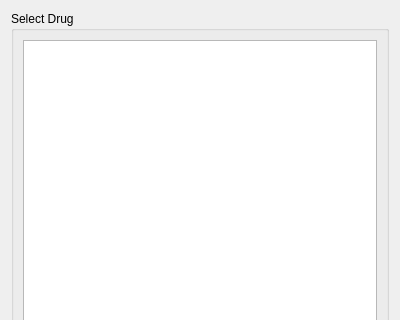
Old version of the form drugselectiondialog.ui in the repository johanneslochmann/datacollector; both pictures show x 0 to 400 and y 0 to 320 of the 400 by 526 pixel window.
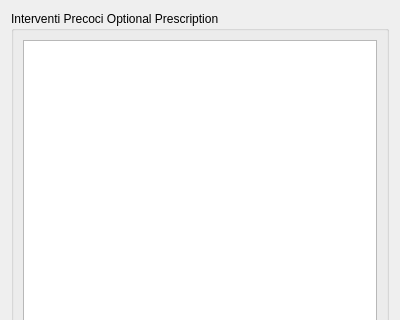
New version of the form.

Commit message: can manage regular prescriptions for Interventi Precoci

```diff
--- a/drugselectiondialog.ui
+++ b/drugselectiondialog.ui
@@ -17,7 +17,7 @@
    <item>
     <widget class="QGroupBox" name="groupBox">
      <property name="title">
-      <string>Select Drug</string>
+      <string>Interventi Precoci Optional Prescription</string>
      </property>
      <layout class="QHBoxLayout" name="horizontalLayout">
       <item>
```
The commit also changes 9 other files.
